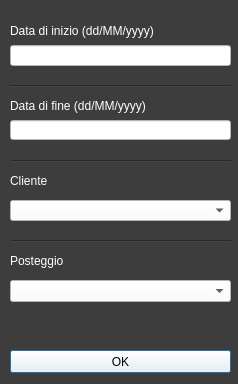
Old version of the form NuovaPrenotazione.ui in the repository riccardomalpiedi/parcheggio.
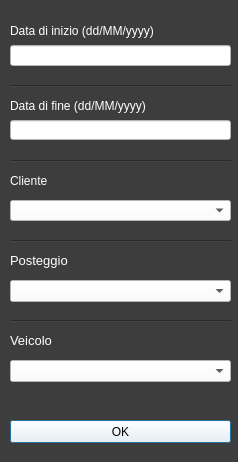
New version of the form.

Patch:
```diff
--- a/NuovaPrenotazione.ui
+++ b/NuovaPrenotazione.ui
@@ -7,7 +7,7 @@
     <x>0</x>
     <y>0</y>
     <width>238</width>
-    <height>384</height>
+    <height>462</height>
    </rect>
   </property>
   <property name="windowTitle">
@@ -102,6 +102,11 @@
      <height>31</height>
     </rect>
    </property>
+   <property name="font">
+    <font>
+     <pointsize>10</pointsize>
+    </font>
+   </property>
    <property name="text">
     <string>Posteggio</string>
    </property>
@@ -110,7 +115,7 @@
    <property name="geometry">
     <rect>
      <x>10</x>
-     <y>350</y>
+     <y>420</y>
      <width>221</width>
      <height>23</height>
     </rect>
@@ -193,6 +198,51 @@
     <enum>Qt::Horizontal</enum>
    </property>
   </widget>
+  <widget class="QLabel" name="label_5">
+   <property name="geometry">
+    <rect>
+     <x>10</x>
+     <y>325</y>
+     <width>221</width>
+     <height>31</height>
+    </rect>
+   </property>
+   <property name="font">
+    <font>
+     <pointsize>10</pointsize>
+    </font>
+   </property>
+   <property name="text">
+    <string>Veicolo</string>
+   </property>
+  </widget>
+  <widget class="QComboBox" name="veicolo_comboBox">
+   <property name="geometry">
+    <rect>
+     <x>10</x>
+     <y>360</y>
+     <width>221</width>
+     <height>22</height>
+    </rect>
+   </property>
+   <property name="styleSheet">
+    <string notr="true">background-color: rgb(255, 255, 255);
+color: rgb(0, 0, 0);</string>
+   </property>
+  </widget>
+  <widget class="Line" name="line_4">
+   <property name="geometry">
+    <rect>
+     <x>10</x>
+     <y>320</y>
+     <width>221</width>
+     <height>3</height>
+    </rect>
+   </property>
+   <property name="orientation">
+    <enum>Qt::Horizontal</enum>
+   </property>
+  </widget>
  </widget>
  <resources/>
  <connections/>
```
